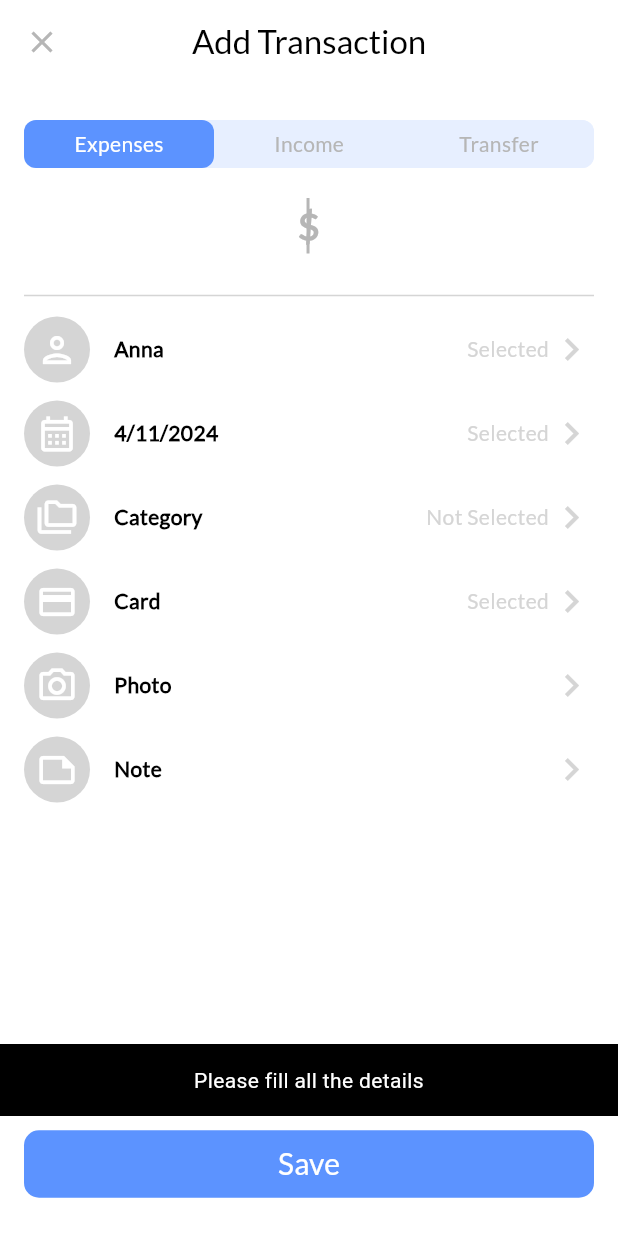
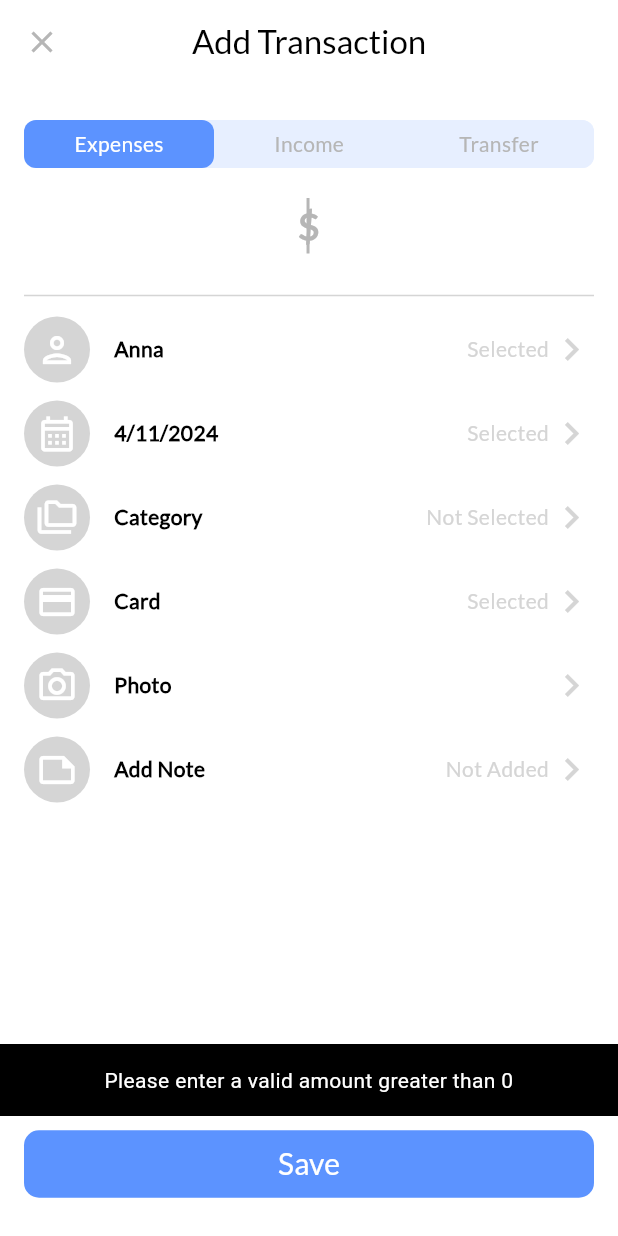
Before and after one commit to Infallibel/finance_app, a Flutter app: the AddTransaction screen opened directly, after a tap on "Save", on a phone screen of 412 x 824 dp. Run offline on Flutter 3.47's test engine with Material 3 defaults, Android fonts, the phone set to English and light mode, and no system bars; our stand-ins replace flutter_bloc; missing offline and left inert: d_chart.

Commit message:
Added possibility of adding notes to transactions.
Added information to savings, about saving works in the app.

Made folders for screens.

```diff
--- a/lib/main.dart
+++ b/lib/main.dart
@@ -1,5 +1,6 @@
 import 'package:finance_app/utilities/CubitsBlocs/addTransactioncubits/category_cubit.dart';
 import 'package:finance_app/utilities/CubitsBlocs/addTransactioncubits/date_cubit.dart';
+import 'package:finance_app/utilities/CubitsBlocs/addTransactioncubits/note_cubit.dart';
 import 'package:finance_app/utilities/CubitsBlocs/addTransactioncubits/payment_type_cubit.dart';
 import 'package:finance_app/utilities/CubitsBlocs/addTransactioncubits/transaction_data_cubit.dart';
 import 'package:finance_app/utilities/CubitsBlocs/addTransactioncubits/transaction_type_cubit.dart';
@@ -51,6 +52,9 @@ class MyApp extends StatelessWidget {
           BlocProvider(
             create: (context) => GoalDataCubit(),
           ),
+          BlocProvider(
+            create: (context) => NotesCubit(),
+          ),
         ],
         child: MaterialApp(
           debugShowCheckedModeBanner: false,
--- a/lib/screens/add_transaction.dart
+++ b/lib/screens/add_transaction.dart
@@ -11,6 +11,7 @@ import 'package:finance_app/widgets/numerical_text_field.dart';
 import 'package:finance_app/utilities/CubitsBlocs/addTransactioncubits/category_cubit.dart';
 import 'package:finance_app/utilities/CubitsBlocs/addTransactioncubits/date_cubit.dart';
 import 'package:flutter_bloc/flutter_bloc.dart';
+import '../utilities/CubitsBlocs/addTransactioncubits/note_cubit.dart';
 import '../utilities/CubitsBlocs/addTransactioncubits/transaction_data_cubit.dart';
 
 class AddTransaction extends StatelessWidget {
@@ -21,6 +22,7 @@ class AddTransaction extends StatelessWidget {
   /// TODO handle user selection (login etc.) and make it so when transaction is added it is picked automatically as a logged user
 
   final TextEditingController numberTextController = TextEditingController();
+  final TextEditingController noteController = TextEditingController();
   final FocusNode numberTextFocusNode = FocusNode();
 
   void _saveTransaction(BuildContext context) {
@@ -28,7 +30,18 @@ class AddTransaction extends StatelessWidget {
     final dateState = context.read<DateCubit>().state;
     final paymentTypeState = context.read<PaymentTypeCubit>().state;
     final transactionTypeState = context.read<TransactionTypeCubit>().state;
+    final notesState = context.read<NotesCubit>().state;
 
+    final amount = double.tryParse(numberTextController.text) ?? 0.0;
+    if (amount <= 0) {
+      ScaffoldMessenger.of(context).showSnackBar(
+        const SnackBar(
+          content: Text('Please enter a valid amount greater than 0',
+              textAlign: TextAlign.center),
+        ),
+      );
+      return;
+    }
     if (categoryState is CategorySelected &&
         dateState is DateSelected &&
         paymentTypeState is PaymentTypeSelected &&
@@ -40,6 +53,7 @@ class AddTransaction extends StatelessWidget {
         paymentType: paymentTypeState.paymentType,
         transactionType: transactionTypeState.transactionType,
         user: user,
+        note: notesState.note.isNotEmpty ? notesState.note : null,
       );
 
       context.read<TransactionDataCubit>().addTransaction(transactionData);
@@ -50,6 +64,7 @@ class AddTransaction extends StatelessWidget {
       context.read<PaymentTypeCubit>().clearPaymentType();
       context.read<TransactionTypeCubit>().clearTransactionType();
       numberTextController.clear();
+      context.read<NotesCubit>().updateNote('');
 
       // Pop the screen
       Navigator.of(context).pop();
@@ -63,13 +78,9 @@ class AddTransaction extends StatelessWidget {
     }
   }
 
-  bool _hasValue() {
-    return numberTextController.text.isNotEmpty;
-  }
-
   @override
   Widget build(BuildContext context) {
-    if (!_hasValue()) {
+    if (numberTextController.text.isEmpty) {
       numberTextFocusNode.unfocus();
     }
     return GestureDetector(
@@ -179,12 +190,43 @@ class AddTransaction extends StatelessWidget {
                         inputText: 'Photo'),
 
                     ///TODO make it so taking photos is possible
-                    const IconTextAndRow(
-                        iconData: Icons.note_outlined,
-                        iconColor: kColorGrey1,
-                        inputText: 'Note'),
-
-                    ///TODO make it so taking notes is possible
+                    BlocBuilder<NotesCubit, NotesState>(
+                        builder: (context, notesState) {
+                      return Column(
+                        children: [
+                          GestureDetector(
+                            onTap: () {
+                              context.read<NotesCubit>().toggleVisibility();
+                            },
+                            child: IconTextAndRow(
+                              iconData: Icons.note_outlined,
+                              iconColor: kColorGrey1,
+                              inputText: notesState.isVisible
+                                  ? 'Hide Note'
+                                  : 'Add Note',
+                              selectionText: notesState.note.isNotEmpty
+                                  ? 'Added'
+                                  : 'Not Added',
+                            ),
+                          ),
+                          if (notesState.isVisible)
+                            TextField(
+                              controller: noteController,
+                              onChanged: (value) {
+                                context.read<NotesCubit>().updateNote(value);
+                              },
+                              decoration: const InputDecoration(
+                                focusColor: kColorBlue,
+                                hintText: 'Enter your note here',
+                                border: OutlineInputBorder(
+                                    borderSide: BorderSide(color: kColorBlue)),
+                                focusedBorder: OutlineInputBorder(
+                                    borderSide: BorderSide(color: kColorBlue)),
+                              ),
+                            ),
+                        ],
+                      );
+                    }),
                   ],
                 ),
               ],
--- a/lib/screens/home.dart
+++ b/lib/screens/home/home.dart
@@ -7,8 +7,8 @@ import 'package:finance_app/widgets/transactions_day_column.dart';
 import 'package:flutter_bloc/flutter_bloc.dart';
 import 'package:intl/intl.dart';
 
-import '../services/transaction_data.dart';
-import '../utilities/CubitsBlocs/addTransactioncubits/transaction_data_cubit.dart';
+import '../../services/transaction_data.dart';
+import '../../utilities/CubitsBlocs/addTransactioncubits/transaction_data_cubit.dart';
 import 'all_transactions.dart';
 
 class HomePage extends StatelessWidget {
--- a/lib/screens/add_new_goal.dart
+++ b/lib/screens/savings/add_new_goal.dart
@@ -6,8 +6,9 @@ import 'package:finance_app/widgets/screen_scaffold.dart';
 import 'package:finance_app/widgets/numerical_text_field.dart';
 import 'package:finance_app/utilities/CubitsBlocs/addTransactioncubits/date_cubit.dart';
 import 'package:flutter_bloc/flutter_bloc.dart';
-import '../utilities/CubitsBlocs/savingsCubits/goal_data_cubit.dart';
-import '../utilities/CubitsBlocs/savingsCubits/savings_goal_data.dart';
+import '../../utilities/CubitsBlocs/addTransactioncubits/transaction_data_cubit.dart';
+import '../../utilities/CubitsBlocs/savingsCubits/goal_data_cubit.dart';
+import '../../utilities/CubitsBlocs/savingsCubits/savings_goal_data.dart';
 
 class AddNewGoal extends StatelessWidget {
   AddNewGoal({super.key});
@@ -20,7 +21,6 @@ class AddNewGoal extends StatelessWidget {
   void _saveGoal(BuildContext context) {
     final dateState = context.read<DateCubit>().state;
 
-    // Parse amounts and perform validation check
     double goalAmount = double.tryParse(goalAmountController.text) ?? 0.0;
     double accumulatedAmount =
         double.tryParse(accumulatedAmountController.text) ?? 0.0;
@@ -30,7 +30,6 @@ class AddNewGoal extends StatelessWidget {
         accumulatedAmountController.text.isNotEmpty &&
         dateState is DateSelected) {
       if (accumulatedAmount > goalAmount) {
-        // Show error if accumulated amount is higher than goal amount
         ScaffoldMessenger.of(context).showSnackBar(
           const SnackBar(
             content: Text(
@@ -39,7 +38,7 @@ class AddNewGoal extends StatelessWidget {
             ),
           ),
         );
-        return; // Exit the function to prevent saving
+        return;
       }
 
       final goalData = SavingsGoalData(
@@ -47,21 +46,20 @@ class AddNewGoal extends StatelessWidget {
         targetAmount: goalAmount,
         accumulatedAmount: accumulatedAmount,
         targetDate: dateState.date,
-        user: 'Anna', // Placeholder, to be replaced with the current user
+        user: 'Anna',
       );
 
       context.read<GoalDataCubit>().addGoal(goalData);
 
-      // Reset the form
+      context.read<TransactionDataCubit>().deductFromBalance(accumulatedAmount);
+
       goalNameController.clear();
       goalAmountController.clear();
       accumulatedAmountController.clear();
       context.read<DateCubit>().clearDate();
 
-      // Pop the screen
       Navigator.of(context).pop();
     } else {
-      // Show error if required fields are missing
       ScaffoldMessenger.of(context).showSnackBar(
         const SnackBar(
           content: Text(
@@ -94,7 +92,6 @@ class AddNewGoal extends StatelessWidget {
             child: Column(
               crossAxisAlignment: CrossAxisAlignment.stretch,
               children: [
-                // Goal Name TextField (String Input)
                 Padding(
                   padding: const EdgeInsets.symmetric(vertical: 12.0),
                   child: TextField(
--- a/lib/screens/settings.dart
+++ b/lib/screens/settings/settings.dart
@@ -4,7 +4,7 @@ import 'package:flutter/material.dart';
 import 'package:finance_app/widgets/screen_scaffold.dart';
 import 'package:flutter_bloc/flutter_bloc.dart';
 
-import '../utilities/CubitsBlocs/settingsCubits/currency_cubit.dart';
+import '../../utilities/CubitsBlocs/settingsCubits/currency_cubit.dart';
 
 class SettingsPage extends StatelessWidget {
   const SettingsPage({super.key});
--- /dev/null
+++ b/lib/utilities/CubitsBlocs/addTransactioncubits/note_cubit.dart
@@ -0,0 +1,20 @@
+import 'package:flutter_bloc/flutter_bloc.dart';
+
+class NotesState {
+  final String note;
+  final bool isVisible;
+
+  NotesState({this.note = '', this.isVisible = false});
+}
+
+class NotesCubit extends Cubit<NotesState> {
+  NotesCubit() : super(NotesState());
+
+  void toggleVisibility() {
+    emit(NotesState(note: state.note, isVisible: !state.isVisible));
+  }
+
+  void updateNote(String note) {
+    emit(NotesState(note: note, isVisible: state.isVisible));
+  }
+}
--- a/lib/utilities/CubitsBlocs/addTransactioncubits/transaction_data_cubit.dart
+++ b/lib/utilities/CubitsBlocs/addTransactioncubits/transaction_data_cubit.dart
@@ -2,13 +2,44 @@ import 'package:flutter_bloc/flutter_bloc.dart';
 import '../../../services/transaction_data.dart';
 
 class TransactionDataCubit extends Cubit<List<TransactionData>> {
-  TransactionDataCubit() : super([]);
-
-  void addTransaction(TransactionData transactionData) {
-    state.add(transactionData);
-    emit(List.from(state));
+  TransactionDataCubit() : super([]) {
+    _calculateInitialBalance(); // Initialize balance from existing transactions, if any
   }
 
+  double _balance = 0.0;
+
+  // Initializes _balance based on existing transactions
+  void _calculateInitialBalance() {
+    _balance = state.fold<double>(0.0, (currentBalance, transaction) {
+      return transaction.transactionType == 'Income'
+          ? currentBalance + transaction.amount
+          : currentBalance - transaction.amount;
+    });
+  }
+
+  // Getter for total balance, returns current balance
+  double get totalBalance => _balance;
+
+  // Method to add a new transaction
+  void addTransaction(TransactionData transactionData) {
+    state.add(transactionData); // Adds transaction to the state list
+    emit(List.from(state)); // Emits updated state list for listeners
+
+    // Update balance based on the type of transaction
+    if (transactionData.transactionType == 'Income') {
+      _balance += transactionData.amount;
+    } else if (transactionData.transactionType == 'Expenses') {
+      _balance -= transactionData.amount;
+    }
+  }
+
+  // Method to deduct a specified amount directly from the balance
+  void deductFromBalance(double amount) {
+    _balance -= amount; // Deducts amount from _balance
+    emit(List.from(state)); // Emits updated state to notify listeners
+  }
+
+  // Groups transactions by day for easier access and display
   Map<String, List<TransactionData>> get transactionsByDay {
     var transactionsGroupedByDay = <String, List<TransactionData>>{};
 
@@ -21,22 +52,10 @@ class TransactionDataCubit extends Cubit<List<TransactionData>> {
         transactionsGroupedByDay[day] = [transactionData];
       }
     }
-
     return transactionsGroupedByDay;
   }
 
-  double get totalBalance {
-    double balance = 0.0;
-    for (var transaction in state) {
-      if (transaction.transactionType == 'Income') {
-        balance += transaction.amount;
-      } else if (transaction.transactionType == 'Expenses') {
-        balance -= transaction.amount;
-      }
-    }
-    return balance;
-  }
-
+  // Calculates balance for a specific month and year
   double balanceForMonth(int month, int year) {
     double balance = 0.0;
     for (var transaction in state) {
--- a/lib/utilities/icons.dart
+++ b/lib/utilities/icons.dart
@@ -42,6 +42,7 @@ List<IconData> icons = [
   Icons.folder_copy_outlined,
   Icons.attach_money_outlined,
   Icons.search_outlined,
+  Icons.info_outline,
 
   Icons.settings_outlined,
   Icons.settings,
--- a/lib/widgets/savings_goal_row.dart
+++ b/lib/widgets/savings_goal_row.dart
@@ -13,14 +13,14 @@ class SavingsGoalRow extends StatelessWidget {
       required this.iconData});
 
   final String goalName;
-  final int goalAmount;
-  final int goalAccumulated;
+  final double goalAmount;
+  final double goalAccumulated;
   final IconData iconData;
 
   @override
   Widget build(BuildContext context) {
     return Padding(
-      padding: const EdgeInsets.symmetric(vertical: 8),
+      padding: const EdgeInsets.symmetric(vertical: 10),
       child: Row(
         children: [
           IconWithBorder(
```
Also changed, not shown: lib/screens/analytics/analytics.dart (renamed from lib/screens/analytics.dart, +5 -5 lines), lib/screens/home/all_transactions.dart (renamed from lib/screens/all_transactions.dart, +4 -4 lines), lib/screens/savings.dart (deleted, +0 -59 lines), lib/screens/savings/savings.dart (added, +146 -0 lines), lib/utilities/CubitsBlocs/savingsCubits/goal_data_cubit.dart (+1 -6 lines), lib/widgets/bottom_navigation_bar.dart (+4 -4 lines).
